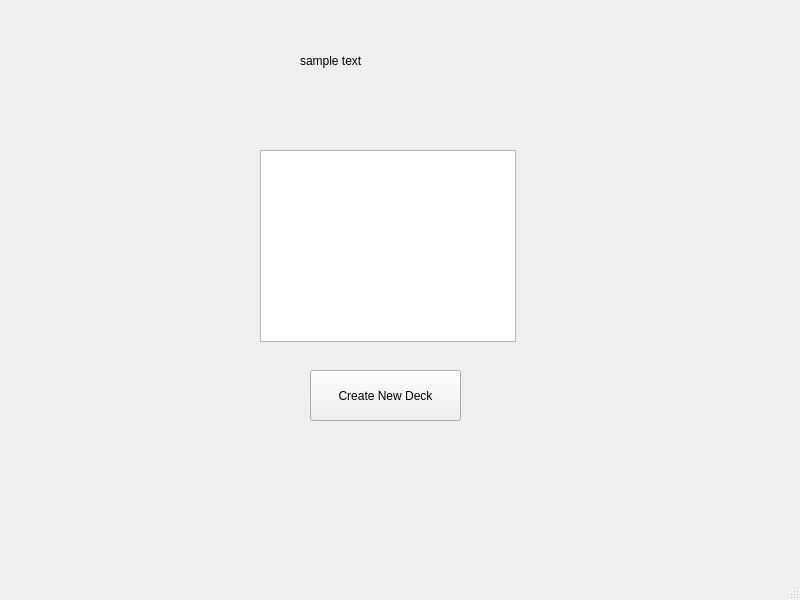
Qt form flashcardproject/mainwindow.ui (vo-don/untitledFlashcardProject) before a commit.
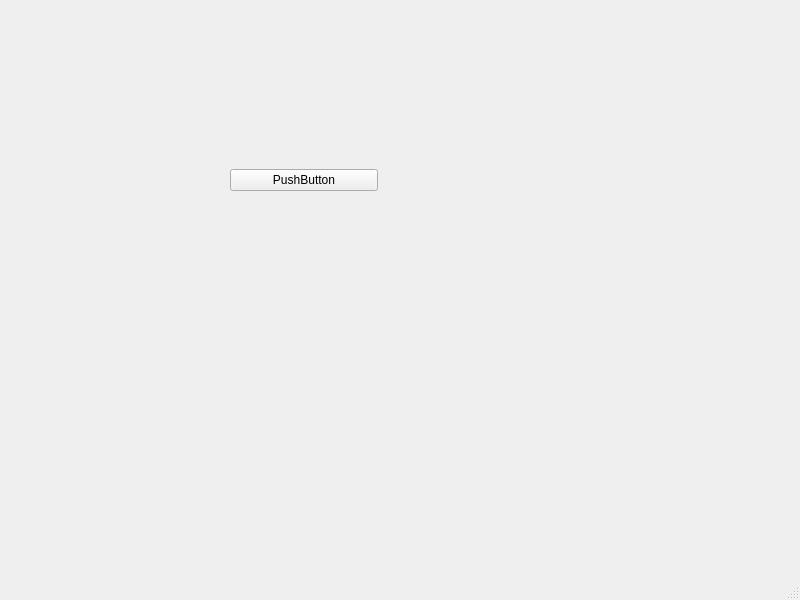
The same form after that commit. Custom widgets are drawn as their Qt base class.

```diff
--- a/flashcardproject/mainwindow.ui
+++ b/flashcardproject/mainwindow.ui
@@ -14,41 +14,27 @@
    <string>MainWindow</string>
   </property>
   <widget class="QWidget" name="centralwidget">
-   <widget class="QPushButton" name="createNewDeck">
+   <widget class="QWidget" name="gridLayoutWidget">
     <property name="geometry">
      <rect>
-      <x>310</x>
-      <y>370</y>
-      <width>151</width>
-      <height>51</height>
+      <x>230</x>
+      <y>130</y>
+      <width>301</width>
+      <height>101</height>
      </rect>
     </property>
-    <property name="text">
-     <string>Create New Deck</string>
-    </property>
-   </widget>
-   <widget class="QListView" name="listView">
-    <property name="geometry">
-     <rect>
-      <x>260</x>
-      <y>150</y>
-      <width>256</width>
-      <height>192</height>
-     </rect>
-    </property>
-   </widget>
-   <widget class="QLabel" name="label">
-    <property name="geometry">
-     <rect>
-      <x>300</x>
-      <y>40</y>
-      <width>131</width>
-      <height>41</height>
-     </rect>
-    </property>
-    <property name="text">
-     <string>sample text</string>
-    </property>
+    <layout class="QGridLayout" name="gridLayout">
+     <item row="0" column="0">
+      <widget class="QPushButton" name="CreateNewDeck">
+       <property name="text">
+        <string>PushButton</string>
+       </property>
+      </widget>
+     </item>
+     <item row="0" column="1">
+      <widget class="CreateNewDeck" name="widget" native="true"/>
+     </item>
+    </layout>
    </widget>
   </widget>
   <widget class="QMenuBar" name="menubar">
@@ -63,6 +49,14 @@
   </widget>
   <widget class="QStatusBar" name="statusbar"/>
  </widget>
+ <customwidgets>
+  <customwidget>
+   <class>CreateNewDeck</class>
+   <extends>QWidget</extends>
+   <header>CreateNewDeck.h</header>
+   <container>1</container>
+  </customwidget>
+ </customwidgets>
  <resources/>
  <connections/>
 </ui>
```
